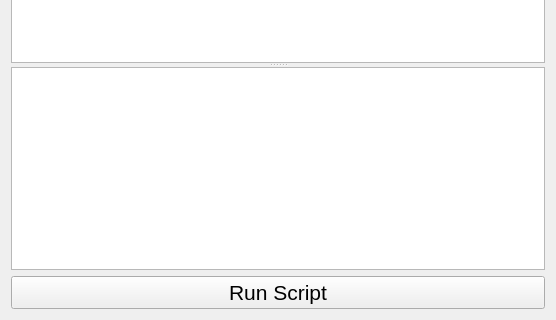
Above: tools/paint/pywidgetmenu.ui from nci/drishti before the change; both pictures show x 0 to 556 and y 213 to 533 of the 556 by 533 pixel window. Below: the same form after it.
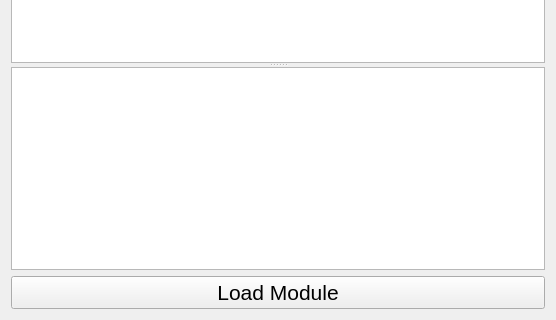
That is the form after the change.

Commit message: script for particle segmentation using biomedisa deep_learning

Patch:
```diff
--- a/tools/paint/pywidgetmenu.ui
+++ b/tools/paint/pywidgetmenu.ui
@@ -94,7 +94,7 @@
       </font>
      </property>
      <property name="text">
-      <string>Run Script</string>
+      <string>Load Module</string>
      </property>
     </widget>
    </item>
```
The commit also changes 2 other files.
